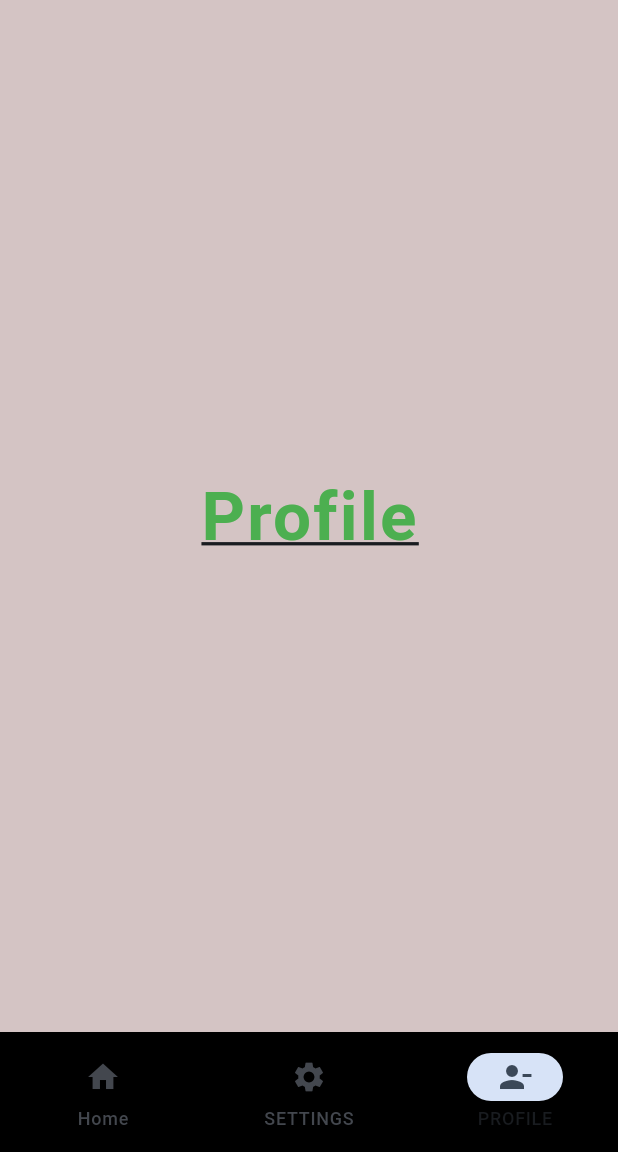
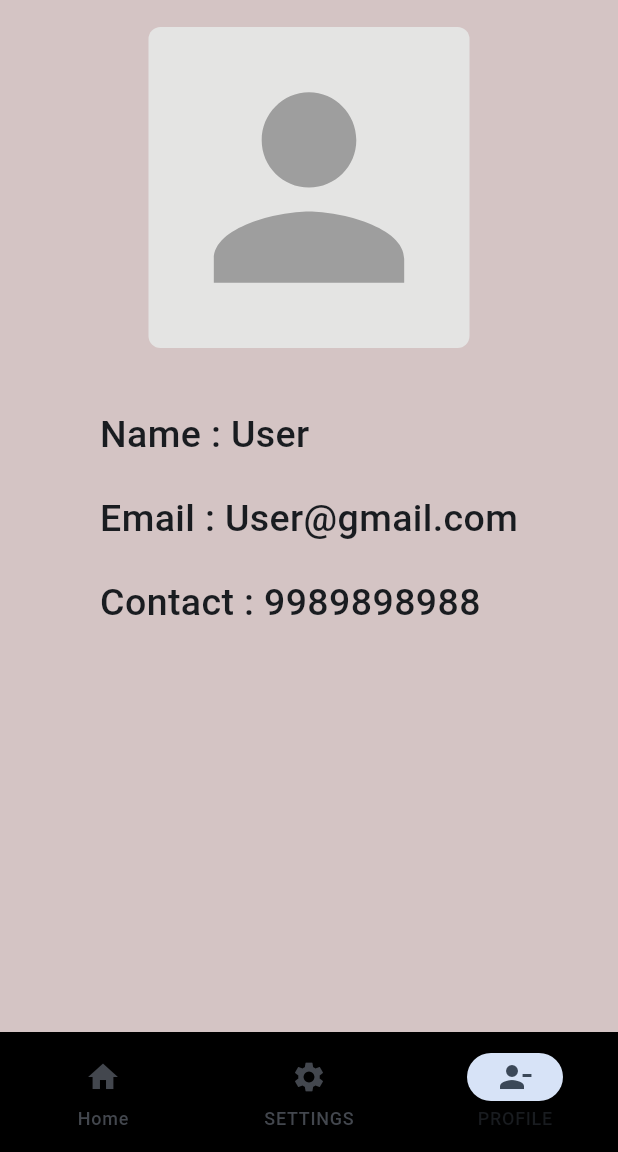
Before and after one commit to LuckyVishwa1104/Flutter-Basics, a Flutter app: the screen it shows after launch, item 3 of the bottom bar chosen, on a phone screen of 412 x 824 dp, the part 84-1236 px from its top. Run offline on Flutter 3.47's test engine with Material 3 defaults, Android fonts, the phone set to English and light mode, and no system bars; our stand-ins replace image_picker.

Commit message:
hotfix(profile): add proper profile page view

```diff
--- a/lib/bottom_navigton_demo/profile_demo.dart
+++ b/lib/bottom_navigton_demo/profile_demo.dart
@@ -6,20 +6,64 @@ class ProfileDemo extends StatelessWidget {
   @override
   Widget build(BuildContext context) {
     return Container(
-      color: const Color.fromARGB(255, 212, 196, 196),
-      child: const Center(
-        child: Text(
-          'Profile',
-          style: TextStyle(
-            color: Colors.green,
-            fontSize: 45,
-            fontWeight: FontWeight.w600,
-            fontStyle: FontStyle.normal,
-            letterSpacing: 1.5,
-            decoration: TextDecoration.underline,
+        color: const Color.fromARGB(255, 212, 196, 196),
+        child: Container(
+          padding: const EdgeInsets.all(18),
+          child: Column(
+            children: [
+              Container(
+                padding: const EdgeInsets.all(12),
+                decoration: BoxDecoration(
+                  borderRadius: BorderRadius.circular(8),
+                  color: const Color.fromARGB(255, 228, 228, 227),
+                ),
+                child: const Icon(
+                  Icons.person,
+                  color: Colors.grey,
+                  size: 190,
+                ),
+              ),
+              const SizedBox(
+                height: 40,
+              ),
+              const Column(
+                // mainAxisAlignment: MainAxisAlignment.end,
+                crossAxisAlignment: CrossAxisAlignment.start,
+                children: [
+                  Text(
+                    'Name : User',
+                    style: TextStyle(
+                      fontSize: 25,
+                      fontStyle: FontStyle.normal,
+                      fontWeight: FontWeight.w500,
+                    ),
+                  ),
+                  SizedBox(
+                    height: 20,
+                  ),
+                  Text(
+                    'Email : User@gmail.com',
+                    style: TextStyle(
+                      fontSize: 25,
+                      fontStyle: FontStyle.normal,
+                      fontWeight: FontWeight.w500,
+                    ),
+                  ),
+                  SizedBox(
+                    height: 20,
+                  ),
+                  Text(
+                    'Contact : 9989898988',
+                    style: TextStyle(
+                      fontSize: 25,
+                      fontStyle: FontStyle.normal,
+                      fontWeight: FontWeight.w500,
+                    ),
+                  ),
+                ],
+              ),
+            ],
           ),
-        ),
-      ),
-    );
+        ));
   }
 }
```
